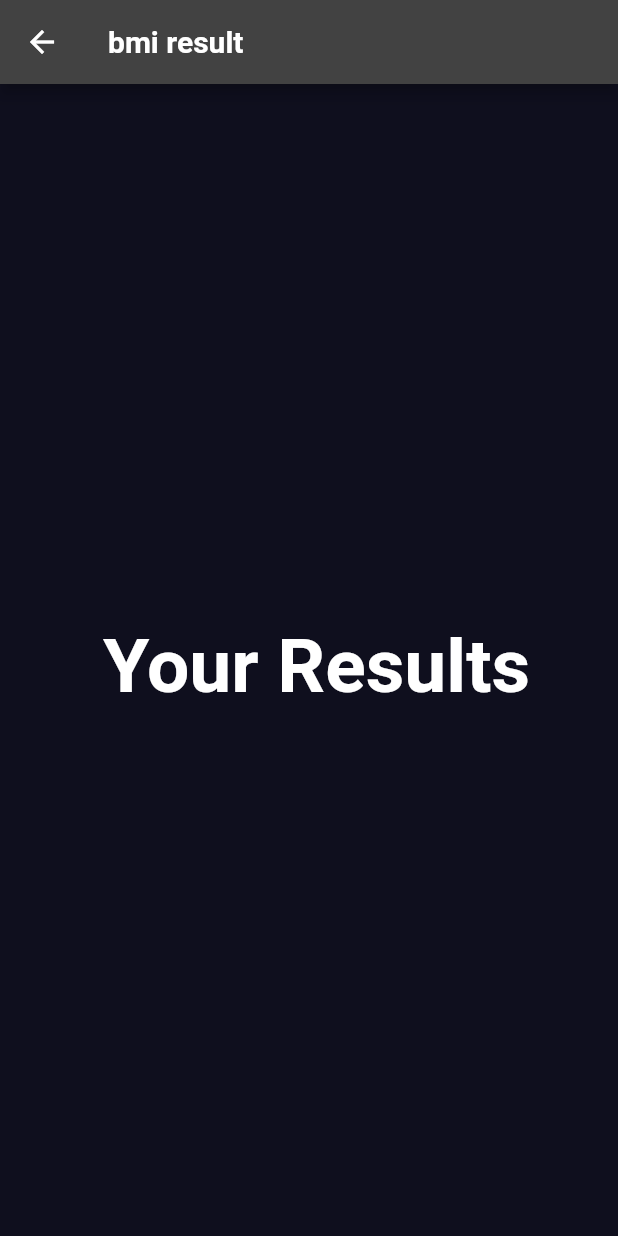
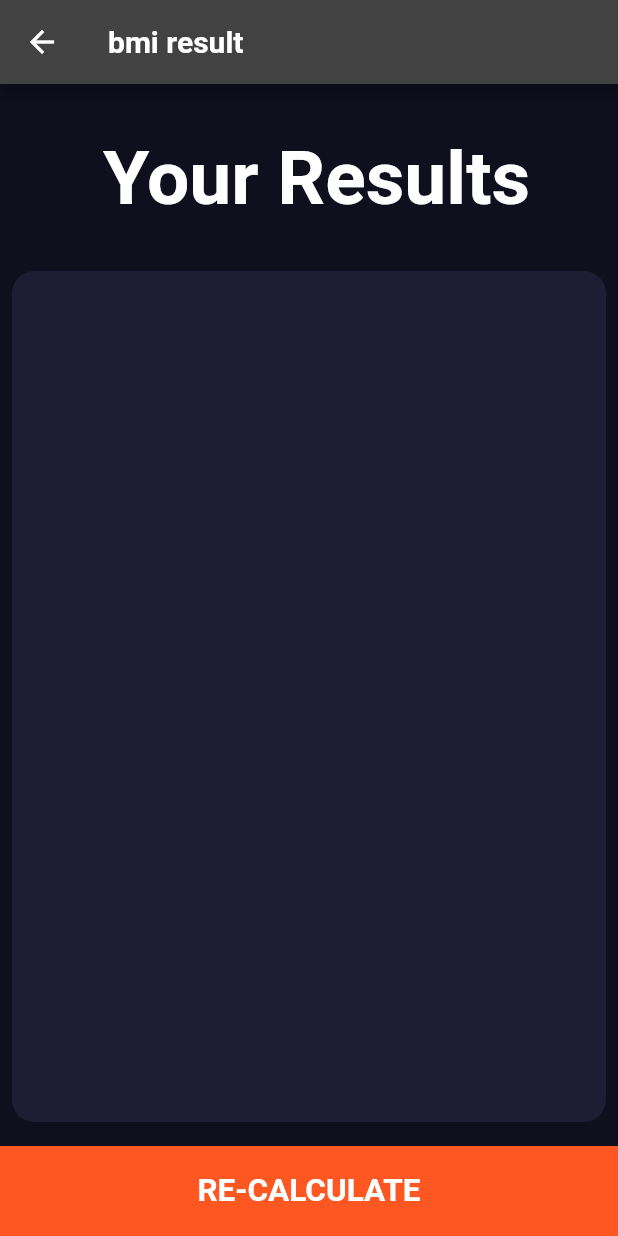
Before and after one commit to sambhu815/bmi_app, a Flutter app: the ResultPage screen opened directly with empty values, on a phone screen of 412 x 824 dp. Run offline on Flutter 3.47's test engine with Material 2 defaults, Android fonts, the phone set to English and light mode, and no system bars; drawn by our look-alikes of velocity_x.

Commit message:
- error screen added on main screen - bmi result screen added

```diff
--- a/lib/screens/result_page.dart
+++ b/lib/screens/result_page.dart
@@ -1,4 +1,5 @@
 import 'package:bmi_app/utils/constants.dart';
+import 'package:bmi_app/widgets/page_bottom_button.dart';
 import 'package:bmi_app/widgets/resusable_card.dart';
 import 'package:flutter/material.dart';
 import 'package:velocity_x/velocity_x.dart';
@@ -36,6 +37,28 @@ class ResultPage extends StatelessWidget {
                 .make()
                 .centered()
                 .expand(),
+            ReusableCard(
+                    kActiveCardColor,
+                    VStack(
+                        alignment: MainAxisAlignment.spaceEvenly,
+                        crossAlignment: CrossAxisAlignment.center,
+                        [
+                          result
+                              .toUpperCase()
+                              .text
+                              .bold
+                              .green500
+                              .makeCentered(),
+                          bmi.text.size(100.0).makeCentered(),
+                          interpretation.text.align(TextAlign.center).size(22.0).makeCentered().p16()
+                        ]),
+                    () {})
+                .expand(flex: 5),
+            PageBottomButton(
+                onPress: () {
+                  Navigator.pop(context);
+                },
+                label: "Re-Calculate")
           ]),
     );
   }
--- a/lib/widgets/round_icon_button.dart
+++ b/lib/widgets/round_icon_button.dart
@@ -14,6 +14,7 @@ class RoundIconButton extends StatelessWidget {
         shape: const CircleBorder(),
         fillColor: kRoundIconButtonColor,
         onPressed: onPressed,
+        elevation: 8,
         constraints: const BoxConstraints.tightFor(width: 56.0, height: 56.0),
         child: Icon(icon));
   }
```
Also changed, not shown: lib/error.dart (added, +22 -0 lines), lib/main.dart (+11 -2 lines), lib/screens/home.dart (+5 -7 lines).
